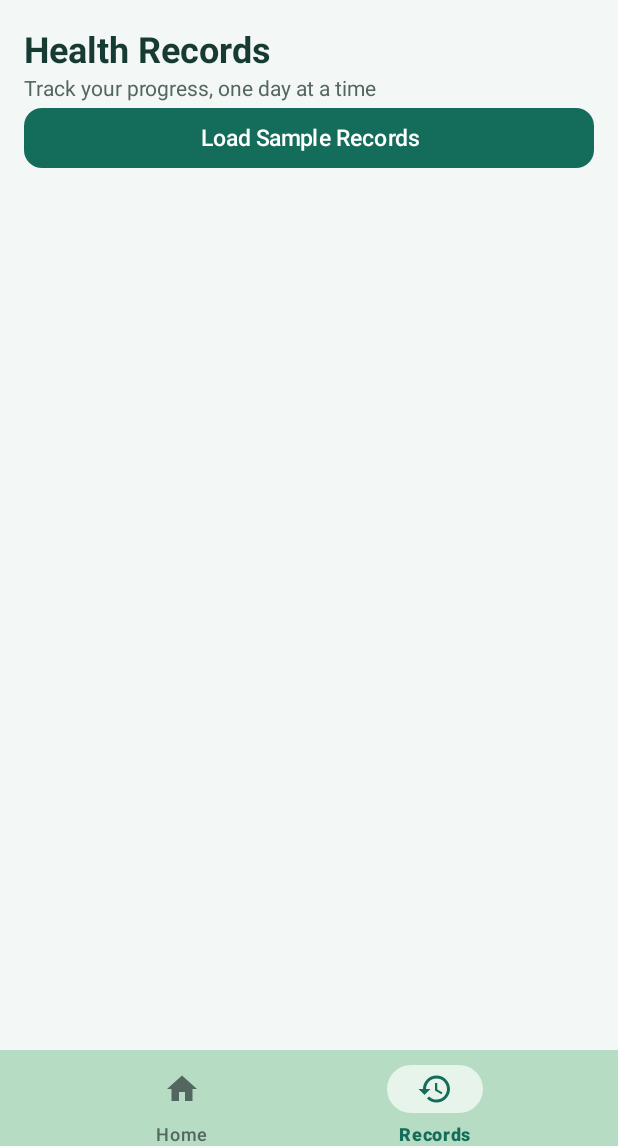
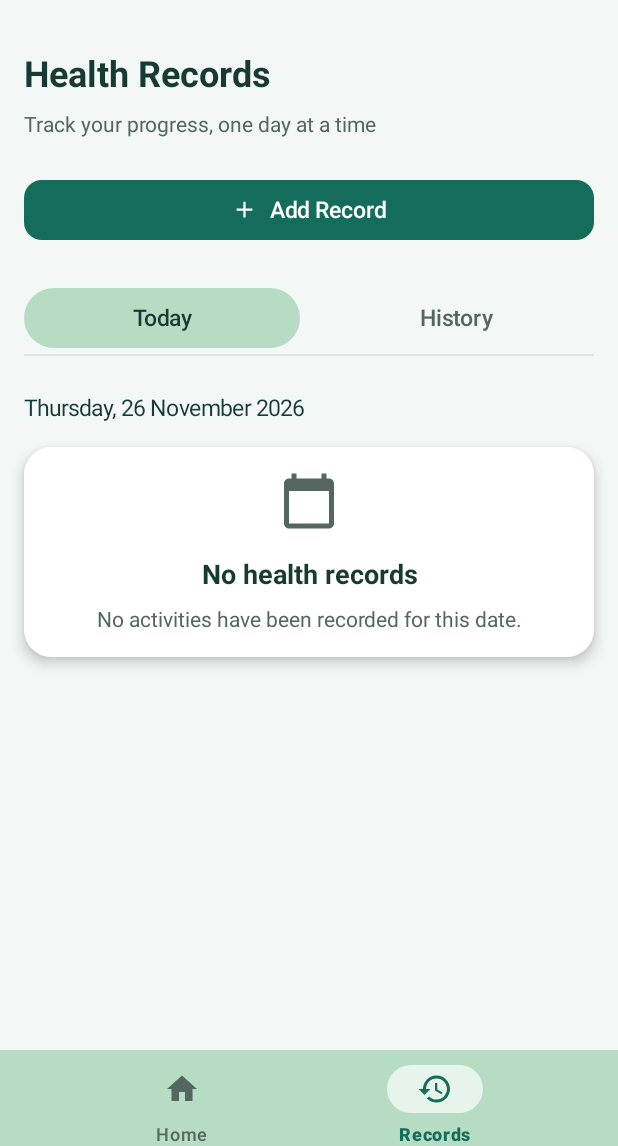
Before and after one commit to hdselvam2002819-web/healthmate-mobile-app, an Android app: the screen it shows after launch (MainActivity), item 2 of the bottom bar chosen, on a phone screen of 412 x 824 dp, the part 90-1236 px from its top. Run offline under Robolectric (Android 15) with nearby library versions, the phone set to English and light mode, and no system bars.

Commit message:
Implement health records screen with calendar filtering and history

```diff
--- a/app/src/main/java/com/example/healthmate/MainActivity.java
+++ b/app/src/main/java/com/example/healthmate/MainActivity.java
@@ -23,6 +23,8 @@ import androidx.lifecycle.ViewModelProvider;
 import com.example.healthmate.dashboard.DashboardScreen;
 import com.example.healthmate.shared.HealthViewModel;
 import com.example.healthmate.shared.ScreenUi;
+import com.example.healthmate.records.RecordsScreen;
+import com.example.healthmate.model.HealthRecord;
 
 import com.google.android.material.bottomnavigation.BottomNavigationView;
 import com.google.android.material.button.MaterialButton;
@@ -43,6 +45,10 @@ public class MainActivity extends AppCompatActivity {
 
     private int currentPage = HOME;
 
+    private boolean historySelected = false;
+
+    private LocalDate selectedHistoryDate = LocalDate.now();
+
 
     @Override
     protected void onCreate(Bundle savedInstanceState) {
@@ -56,6 +62,16 @@ public class MainActivity extends AppCompatActivity {
         if (savedInstanceState != null) {
 
             currentPage = savedInstanceState.getInt("currentPage", HOME);
+
+            historySelected = savedInstanceState.getBoolean("historySelected", false);
+
+            String date = savedInstanceState.getString("selectedHistoryDate",
+                    LocalDate.now().toString()
+            );
+
+            selectedHistoryDate = date.isEmpty()
+                    ? null
+                    : LocalDate.parse(date);
         }
 
         createApplicationLayout();
@@ -305,7 +321,7 @@ public class MainActivity extends AppCompatActivity {
 
         } else {
 
-            showRecordsPreview();
+            showRecordsScreen();
         }
     }
 
@@ -350,44 +366,75 @@ public class MainActivity extends AppCompatActivity {
         );
     }
 
+    // Display the Health Records screen
+    private void showRecordsScreen() {
 
-    // Temporary Records screen for dashboard testing
-    private void showRecordsPreview() {
+        RecordsScreen recordsScreen =
+                new RecordsScreen(this, viewModel);
 
-        LinearLayout layout = ScreenUi.column(this);
+        ScrollView page = recordsScreen.create(
+                historySelected,
+                selectedHistoryDate,
 
-        int padding = ScreenUi.dp(this, 16);
+                history -> {
 
-        layout.setPadding(padding, padding, padding, padding);
+                    historySelected = history;
 
-        layout.addView(ScreenUi.text(this, "Health Records",
-                24, ScreenUi.INK, true
-        ));
+                    renderScreen();
+                },
 
-        layout.addView(ScreenUi.text(this, "Track your progress, one day at a time",
-                14, ScreenUi.MUTED, false
-        ));
+                date -> {
 
-        if (viewModel.filterRecords(null).isEmpty()) {
+                    selectedHistoryDate = date;
+                },
 
-            MaterialButton sampleButton = ScreenUi.button(
-                            this, "Load Sample Records", true
-                    );
+                this::openAddRecord,
 
-            sampleButton.setOnClickListener(view -> viewModel.addSamples());
+                this::openEditRecord
+        );
 
-            layout.addView(sampleButton);
+        screenContent.addView(
+                page,
+                new FrameLayout.LayoutParams(
+                        FrameLayout.LayoutParams.MATCH_PARENT,
+                        FrameLayout.LayoutParams.MATCH_PARENT
+                )
+        );
+    }
 
-        } else {
+    // Open the Add Record form
+    private void openAddRecord(LocalDate date) {
 
-            layout.addView(ScreenUi.text(this, viewModel.filterRecords(null).size()
-                            + " saved health records", 16, ScreenUi.INK, false
-            ));
+        // Prevent future records
+        if (date.isAfter(LocalDate.now())) {
+
+            Toast.makeText(this, "Cannot add records for future dates.",
+                    Toast.LENGTH_SHORT).show();
+
+            return;
         }
 
-        screenContent.addView(layout);
+        // Prevent duplicate daily records
+        if (!viewModel.filterRecords(date.toString()).isEmpty()) {
+
+            Toast.makeText(this, "A record already exists for this date. "
+                            + "Please edit the existing record.", Toast.LENGTH_LONG).show();
+
+            return;
+        }
+
+        // Open Add Record form - temporary message
+        Toast.makeText(this, "Add record for " + date, Toast.LENGTH_SHORT).show();
     }
 
+
+    // Open the Edit Record form
+    private void openEditRecord(HealthRecord record) {
+
+        Toast.makeText(this, "Edit record for " + record.getDate(),
+                Toast.LENGTH_SHORT
+        ).show();
+    }
 
     // Android system Back button
     private void configureBackButton() {
@@ -428,6 +475,17 @@ public class MainActivity extends AppCompatActivity {
 
         outState.putInt("currentPage", currentPage);
 
+        outState.putBoolean(
+                "historySelected", historySelected
+        );
+
+        outState.putString(
+                "selectedHistoryDate",
+                selectedHistoryDate == null
+                        ? ""
+                        : selectedHistoryDate.toString()
+        );
+
         super.onSaveInstanceState(outState);
     }
 }
--- /dev/null
+++ b/app/src/main/java/com/example/healthmate/records/RecordsScreen.java
@@ -0,0 +1,584 @@
+package com.example.healthmate.records;
+
+import android.content.Context;
+import android.content.res.ColorStateList;
+import android.view.Gravity;
+import android.view.View;
+import android.widget.CalendarView;
+import android.widget.ImageView;
+import android.widget.LinearLayout;
+import android.widget.ScrollView;
+import android.widget.TextView;
+
+import com.example.healthmate.R;
+import com.example.healthmate.model.HealthRecord;
+import com.example.healthmate.shared.HealthViewModel;
+import com.example.healthmate.shared.ScreenUi;
+
+import com.google.android.material.button.MaterialButton;
+import com.google.android.material.dialog.MaterialAlertDialogBuilder;
+
+import java.time.LocalDate;
+import java.time.ZoneId;
+import java.time.format.DateTimeFormatter;
+import java.util.Calendar;
+import java.util.List;
+import java.util.Locale;
+import java.util.function.Consumer;
+
+public class RecordsScreen {
+
+    private final Context context;
+    private final HealthViewModel viewModel;
+
+    private LocalDate calendarDate;
+    private boolean showAll;
+
+    public RecordsScreen(Context context, HealthViewModel viewModel) {
+
+        this.context = context;
+        this.viewModel = viewModel;
+    }
+
+
+    // Create the Health Records screen
+    public ScrollView create(
+            boolean history,
+            LocalDate selectedDate,
+            Consumer<Boolean> onTabChanged,
+            Consumer<LocalDate> onDateChanged,
+            Consumer<LocalDate> onAdd,
+            Consumer<HealthRecord> onEdit) {
+
+        ScrollView scrollView = new ScrollView(context);
+
+        scrollView.setFillViewport(true);
+        scrollView.setClipToPadding(false);
+
+        LinearLayout content = ScreenUi.column(context);
+
+        content.setClipChildren(false);
+        content.setClipToPadding(false);
+
+        content.setPadding(ScreenUi.dp(context, 16), ScreenUi.dp(context, 32),
+                ScreenUi.dp(context, 16), ScreenUi.dp(context, 24)
+        );
+
+        scrollView.addView(content);
+
+        // Screen heading
+        content.addView(ScreenUi.text(context, "Health Records",
+                24, ScreenUi.INK, true
+        ));
+
+        addSpace(content, 8);
+
+        content.addView(ScreenUi.text(context, "Track your progress, one day at a time",
+                14, ScreenUi.MUTED, false
+        ));
+
+        addSpace(content, 24);
+
+        // Add Record button above the Today tab
+        if (!history) {
+
+            LocalDate today = LocalDate.now();
+
+            content.addView(createAddButton(today, true, onAdd));
+
+            addSpace(content, 24);
+        }
+
+        // Today and History tabs
+        addTabs(content, history, onTabChanged);
+
+        addSpace(content, 24);
+
+        LinearLayout recordArea = ScreenUi.column(context);
+
+        recordArea.setClipChildren(false);
+        recordArea.setClipToPadding(false);
+
+        if (history) {
+
+            showAll = selectedDate == null;
+
+            calendarDate = showAll
+                    ? LocalDate.now()
+                    : selectedDate;
+
+            if (calendarDate.isAfter(LocalDate.now())) {
+                calendarDate = LocalDate.now();
+            }
+
+            addCalendar(content, recordArea, onDateChanged, onAdd, onEdit);
+
+            addSpace(content, 24);
+
+        } else {
+
+            calendarDate = LocalDate.now();
+            showAll = false;
+        }
+
+        content.addView(recordArea);
+
+        showRecords(recordArea, showAll ? null : calendarDate, history, onAdd, onEdit);
+
+        return scrollView;
+    }
+
+
+    // Create the Today and History tabs
+    private void addTabs(LinearLayout content, boolean history, Consumer<Boolean> onTabChanged) {
+
+        LinearLayout tabs = ScreenUi.row(context);
+
+        MaterialButton todayButton = createTabButton("Today", !history);
+
+        MaterialButton historyButton = createTabButton("History", history);
+
+        LinearLayout.LayoutParams todayParams = new LinearLayout.LayoutParams(0,
+                        LinearLayout.LayoutParams.WRAP_CONTENT, 1
+                );
+
+        todayParams.rightMargin = ScreenUi.dp(context, 12);
+
+        tabs.addView(todayButton, todayParams);
+
+        tabs.addView(historyButton, new LinearLayout.LayoutParams(
+                        0, LinearLayout.LayoutParams.WRAP_CONTENT, 1)
+        );
+
+        todayButton.setOnClickListener(view -> onTabChanged.accept(false));
+
+        historyButton.setOnClickListener(view -> onTabChanged.accept(true));
+
+        content.addView(tabs);
+
+        addDivider(content);
+    }
+
+
+    // Create a selected or unselected tab
+    private MaterialButton createTabButton(String label, boolean selected) {
+
+        MaterialButton button = ScreenUi.button(context, label, true);
+
+        button.setCornerRadius(ScreenUi.dp(context, 24));
+
+        button.setBackgroundTintList(ColorStateList.valueOf(selected
+                                ? ScreenUi.BAR_GREEN
+                                : ScreenUi.BACKGROUND
+                )
+        );
+
+        button.setTextColor(
+                selected ? ScreenUi.INK : ScreenUi.MUTED
+        );
+
+        button.setSelected(selected);
+
+        return button;
+    }
+
+
+    // Create the Add Record button
+    private MaterialButton createAddButton(LocalDate date, boolean enabled,
+            Consumer<LocalDate> onAdd) {
+
+        MaterialButton button = ScreenUi.button(context, "Add Record", true);
+
+        button.setIconResource(R.drawable.ic_add);
+
+        button.setIconGravity(MaterialButton.ICON_GRAVITY_TEXT_START);
+
+        button.setIconTint(ColorStateList.valueOf(ScreenUi.WHITE));
+
+        button.setEnabled(enabled);
+
+        if (!enabled) {
+
+            button.setBackgroundTintList(ColorStateList.valueOf(0xFFE0E5E2));
+
+            button.setTextColor(ScreenUi.MUTED);
+
+            button.setIconTint(ColorStateList.valueOf(ScreenUi.MUTED));
+        }
+
+        button.setOnClickListener(view -> onAdd.accept(date));
+
+        return button;
+    }
+
+
+    // Display the calendar
+    private void addCalendar(LinearLayout content, LinearLayout recordArea,
+            Consumer<LocalDate> onDateChanged, Consumer<LocalDate> onAdd,
+            Consumer<HealthRecord> onEdit) {
+
+        LinearLayout calendarCard = ScreenUi.card(context);
+
+        int padding = ScreenUi.dp(context, 8);
+
+        calendarCard.setPadding(padding, padding, padding, padding);
+
+        CalendarView calendar = new CalendarView(context);
+
+        calendar.setFirstDayOfWeek(Calendar.MONDAY);
+
+        // Prevent future dates
+        calendar.setMaxDate(System.currentTimeMillis());
+
+        long selectedTime = calendarDate.atStartOfDay(ZoneId.systemDefault())
+                .toInstant()
+                .toEpochMilli();
+
+        calendar.setDate(selectedTime, false, true);
+
+        calendarCard.addView(
+                calendar, new LinearLayout.LayoutParams(LinearLayout.LayoutParams.MATCH_PARENT,
+                        LinearLayout.LayoutParams.WRAP_CONTENT
+                )
+        );
+
+        content.addView(calendarCard);
+
+        addSpace(content, 12);
+
+        MaterialButton viewAllButton = ScreenUi.button(
+                context,
+                context.getString(
+                        showAll
+                                ? R.string.show_selected_date
+                                : R.string.view_all_records
+                ),
+                false
+        );
+
+        content.addView(viewAllButton);
+
+        // Filter records when selecting a date
+        calendar.setOnDateChangeListener(
+                (view, year, month, day) -> {
+
+                    calendarDate = LocalDate.of(year, month + 1, day);
+
+                    showAll = false;
+
+                    onDateChanged.accept(calendarDate);
+
+                    viewAllButton.setText(R.string.view_all_records);
+
+                    showRecords(recordArea, calendarDate, true, onAdd, onEdit);
+                }
+        );
+
+        // View the complete record history
+        viewAllButton.setOnClickListener(view -> {
+
+            showAll = !showAll;
+
+            LocalDate date = showAll ? null : calendarDate;
+
+            onDateChanged.accept(date);
+
+            viewAllButton.setText(
+                    showAll
+                            ? R.string.show_selected_date
+                            : R.string.view_all_records
+            );
+
+            showRecords(recordArea, date, true, onAdd, onEdit);
+        });
+    }
+
+
+    // Display records for the selected date
+    private void showRecords(LinearLayout area, LocalDate date, boolean history,
+            Consumer<LocalDate> onAdd, Consumer<HealthRecord> onEdit) {
+
+        area.removeAllViews();
+
+        List<HealthRecord> records = viewModel.filterRecords(date == null ? null : date.toString());
+
+        DateTimeFormatter formatter = DateTimeFormatter.ofPattern(
+                        "EEEE, dd MMMM yyyy", Locale.ENGLISH
+                );
+
+        String heading = date == null ? "All Health Records" : date.format(formatter);
+
+        area.addView(ScreenUi.text(context, heading, 15, ScreenUi.INK, false));
+
+        addSpace(area, 16);
+
+        if (records.isEmpty()) {
+
+            showEmptyState(area, date, history, onAdd);
+
+            return;
+        }
+
+        for (HealthRecord record : records) {
+
+            if (date == null) {
+
+                String recordDate = LocalDate.parse(record.getDate()).format(formatter);
+
+                area.addView(ScreenUi.text(context, recordDate, 15, ScreenUi.INK, true));
+
+                addSpace(area, 10);
+            }
+
+            area.addView(createRecordCard(record, onEdit));
+
+            addSpace(area, 24);
+        }
+
+        if (!history && date != null) {
+
+            TextView message = ScreenUi.text(context, "Today's record already exists. "
+                            + "Edit it to update your activities.",
+                    13, ScreenUi.MUTED, false
+            );
+
+            message.setGravity(Gravity.CENTER);
+
+            area.addView(message);
+        }
+    }
+
+
+    // Display an empty record state
+    private void showEmptyState(LinearLayout area, LocalDate date,
+            boolean history, Consumer<LocalDate> onAdd) {
+
+        LinearLayout card = ScreenUi.card(context);
+
+        card.setGravity(Gravity.CENTER);
+
+        card.addView(createIcon(R.drawable.ic_calendar, ScreenUi.MUTED, 40));
+
+        addSpace(card, 16);
+
+        TextView title = ScreenUi.text(context, "No health records",
+                18, ScreenUi.INK, true
+        );
+
+        title.setGravity(Gravity.CENTER);
+
+        card.addView(title);
+
+        addSpace(card, 8);
+
+        String description = date == null
+                ? "Select a date to add your first record."
+                : "No activities have been recorded for this date.";
+
+        TextView message = ScreenUi.text(context, description, 14, ScreenUi.MUTED, false);
+
+        message.setGravity(Gravity.CENTER);
+
+        card.addView(message);
+
+        area.addView(card);
+
+        // History tab Add Record button
+        if (history && date != null) {
+
+            addSpace(area, 20);
+
+            area.addView(createAddButton(date, true, onAdd));
+        }
+    }
+
+
+    // Create an individual record card
+    private LinearLayout createRecordCard(HealthRecord record, Consumer<HealthRecord> onEdit) {
+
+        LinearLayout card = ScreenUi.card(context);
+
+        LinearLayout topRow = ScreenUi.row(context);
+
+        topRow.addView(
+                createActivity("Steps walked",
+                        formatNumber(record.getSteps()) + " steps",
+                        R.drawable.ic_steps, ScreenUi.GREEN
+                ),
+                new LinearLayout.LayoutParams(0,
+                        LinearLayout.LayoutParams.WRAP_CONTENT, 1
+                )
+        );
+
+        topRow.addView(
+                createActivity("Calories burned",
+                        formatNumber(record.getCalories()) + " kcal",
+                        R.drawable.ic_calories, ScreenUi.RED
+                ),
+                new LinearLayout.LayoutParams(0,
+                        LinearLayout.LayoutParams.WRAP_CONTENT, 1
+                )
+        );
+
+        card.addView(topRow);
+
+        addSpace(card, 24);
+
+        card.addView(createActivity("Water intake",
+                formatNumber(record.getWater()) + " ml", R.drawable.ic_water, ScreenUi.BLUE
+        ));
+
+        addSpace(card, 24);
+
+        addDivider(card);
+
+        addSpace(card, 12);
+
+        // Edit and Delete actions
+        LinearLayout actions = ScreenUi.row(context);
+
+        MaterialButton editButton = createActionButton("Edit", R.drawable.ic_edit, ScreenUi.GREEN);
+
+        MaterialButton deleteButton = createActionButton(
+                "Delete", R.drawable.ic_delete, ScreenUi.RED
+        );
+
+        LinearLayout.LayoutParams editParams =
+                new LinearLayout.LayoutParams(0,
+                        LinearLayout.LayoutParams.WRAP_CONTENT, 1
+                );
+
+        editParams.rightMargin = ScreenUi.dp(context, 12);
+
+        actions.addView(editButton, editParams);
+
+        actions.addView(deleteButton, new LinearLayout.LayoutParams(
+                        0, LinearLayout.LayoutParams.WRAP_CONTENT, 1
+                )
+        );
+
+        editButton.setOnClickListener(view -> onEdit.accept(record));
+
+        deleteButton.setOnClickListener(view -> confirmDelete(record));
+
+        card.addView(actions);
+
+        return card;
+    }
+
+
+    // Create an activity item
+    private LinearLayout createActivity(String label, String value, int resource, int colour) {
+
+        LinearLayout item = ScreenUi.column(context);
+
+        item.setGravity(Gravity.CENTER);
+
+        item.addView(createIcon(resource, colour, 28));
+
+        addSpace(item, 8);
+
+        TextView labelText = ScreenUi.text(context, label, 13, colour, false);
+
+        labelText.setGravity(Gravity.CENTER);
+
+        item.addView(labelText);
+
+        addSpace(item, 4);
+
+        TextView valueText = ScreenUi.text(context, value, 17, colour, true);
+
+        valueText.setGravity(Gravity.CENTER);
+
+        item.addView(valueText);
+
+        return item;
+    }
+
+
+    // Create Edit and Delete buttons
+    private MaterialButton createActionButton(String label, int icon, int colour) {
+
+        MaterialButton button = ScreenUi.button(context, label, false);
+
+        button.setStrokeWidth(0);
+
+        button.setTextColor(colour);
+
+        button.setIconResource(icon);
+
+        button.setIconTint(ColorStateList.valueOf(colour));
+
+        button.setIconGravity(MaterialButton.ICON_GRAVITY_TEXT_START);
+
+        return button;
+    }
+
+
+    // Confirm before deleting a record
+    private void confirmDelete(HealthRecord record) {
+
+        new MaterialAlertDialogBuilder(context)
+                .setTitle("Delete Record?")
+                .setMessage(
+                        "Are you sure you want to delete this "
+                                + "health record? "
+                                + "This action cannot be undone."
+                )
+                .setNegativeButton("Cancel", null)
+                .setPositiveButton("Delete", (dialog, which) ->
+                        viewModel.deleteRecord(record.getId())
+                )
+                .show();
+    }
+
+
+    // Create a colored icon
+    private ImageView createIcon(
+            int resource, int colour, int size) {
+
+        ImageView icon = new ImageView(context);
+
+        icon.setImageResource(resource);
+        icon.setColorFilter(colour);
+
+        icon.setLayoutParams(new LinearLayout.LayoutParams(
+                        ScreenUi.dp(context, size), ScreenUi.dp(context, size)
+                )
+        );
+
+        return icon;
+    }
+
+
+    // Create a horizontal divider
+    private void addDivider(LinearLayout layout) {
+
+        View divider = new View(context);
+
+        divider.setBackgroundColor(0xFFDCE5DF);
+
+        layout.addView(
+                divider,
+                new LinearLayout.LayoutParams(LinearLayout.LayoutParams.MATCH_PARENT,
+                        ScreenUi.dp(context, 1)
+                )
+        );
+    }
+
+
+    // Add vertical spacing
+    private void addSpace(LinearLayout layout, int height) {
+
+        View space = new View(context);
+
+        layout.addView(space, new LinearLayout.LayoutParams(1, ScreenUi.dp(context, height)));
+    }
+
+
+    // Format activity values
+    private String formatNumber(long value) {
+
+        return String.format(Locale.ENGLISH, "%,d", value);
+    }
+}
--- a/app/src/main/res/values/strings.xml
+++ b/app/src/main/res/values/strings.xml
@@ -1,3 +1,5 @@
 <resources>
     <string name="app_name">HealthMate</string>
+    <string name="view_all_records">View all records</string>
+    <string name="show_selected_date">Show selected date</string>
 </resources>
```
